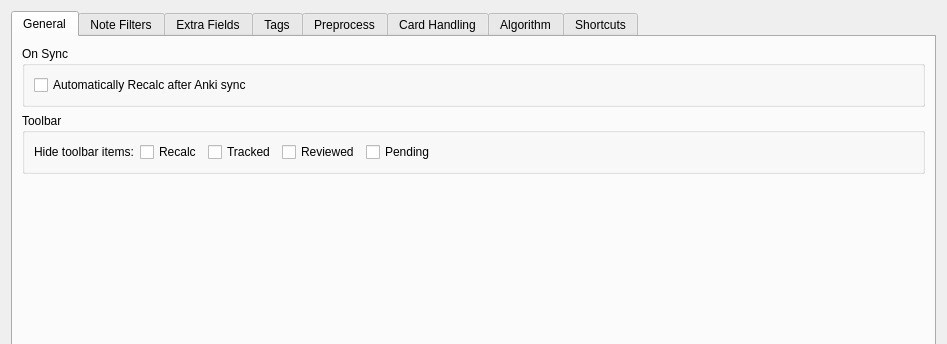
travv0/prioritysieve, file prioritysieve/ui/settings_dialog.ui: the form before one commit; both pictures show x 0 to 947 and y 0 to 344 of the 947 by 587 pixel window.
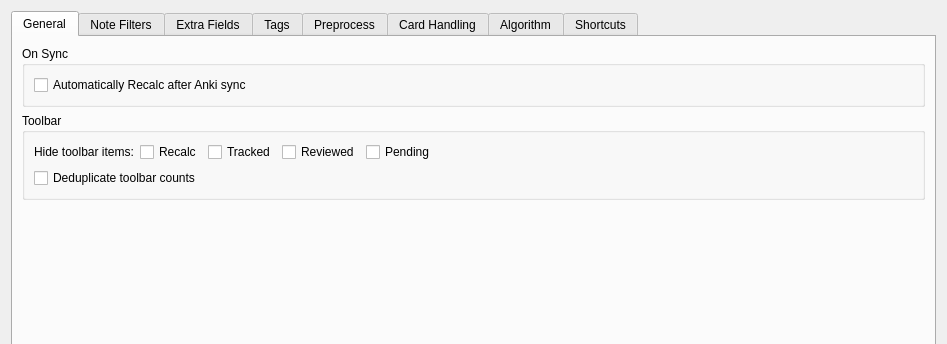
The form after the commit.

Commit message: Add deduplicated toolbar counts option

Patch:
```diff
--- a/prioritysieve/ui/settings_dialog.ui
+++ b/prioritysieve/ui/settings_dialog.ui
@@ -119,6 +119,13 @@
              </item>
              </layout>
             </item>
+           <item>
+            <widget class="QCheckBox" name="deduplicateToolbarCountsCheckBox">
+             <property name="text">
+              <string>Deduplicate toolbar counts</string>
+             </property>
+            </widget>
+           </item>
            </layout>
          </widget>
         </item>
```
Lines whose indentation alone changed are shown as unchanged. The commit also changes 7 other files.
